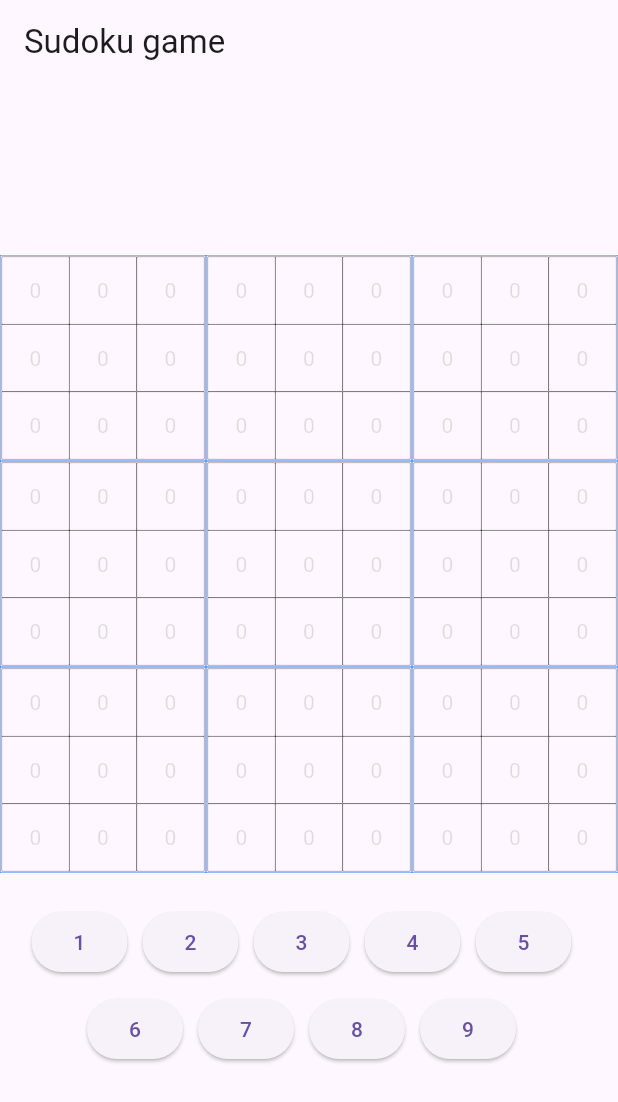
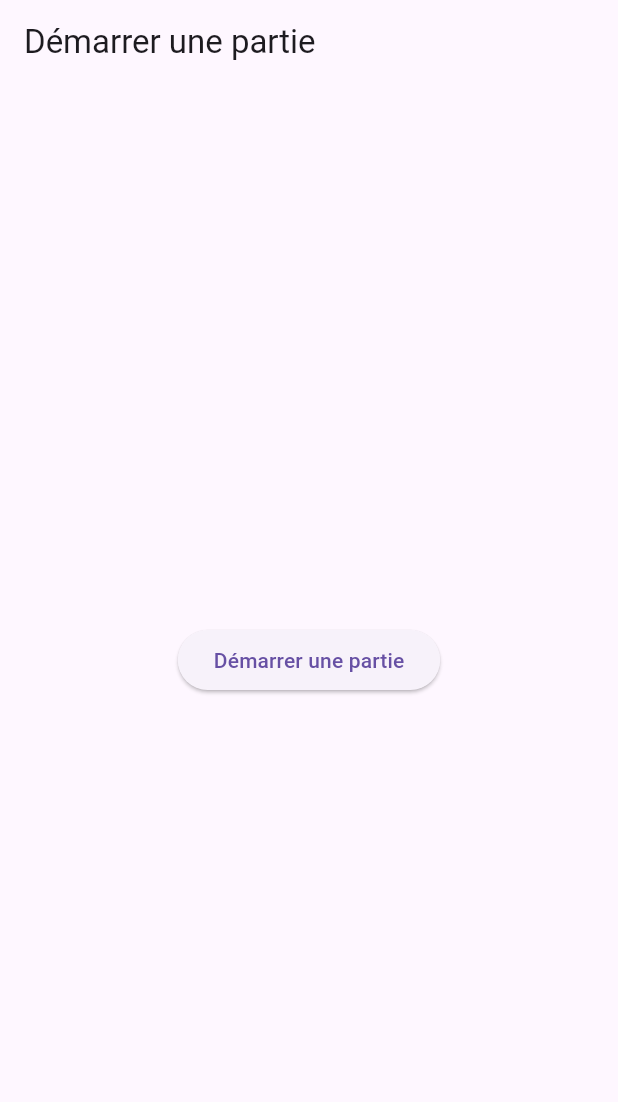
Before and after one commit to UE-DEVOP/flutter-tp-sudoku-Yukams, a Flutter app: the screen it shows after launch, on a phone screen of 412 x 824 dp. Shown: the top 1102 px of the screen. Run offline on Flutter 3.47's test engine with Material 3 defaults, Android fonts, the phone set to English and light mode, and no system bars; our stand-ins replace awesome_snackbar_content, go_router; missing offline and left inert: sudoku_api.

Commit message:
Resolves 8

```diff
--- a/lib/game.dart
+++ b/lib/game.dart
@@ -1,4 +1,5 @@
 import 'package:flutter/material.dart';
+import 'package:go_router/go_router.dart';
 import 'package:sudoku_starter/internal_grid.dart';
 import 'package:sudoku_starter/main.dart';
 
@@ -93,15 +94,15 @@ class _GameState extends State<Game> {
                 );
               }),
             ),
-          ],
+            const SizedBox(height: 10),
+            Row(
+                mainAxisAlignment: MainAxisAlignment.center,
+                children: [
+                  ElevatedButton(onPressed: () => context.go('/end'), child: const Text("Terminer la partie"))])
+              ]
+            ),
         ),
-      ),
-      /*floatingActionButton: FloatingActionButton(
-        onPressed: _incrementCounter,
-        tooltip: 'Increment',
-        child: const Icon(Icons.add),
-      ),*/ // This trailing comma makes auto-formatting nicer for build methods.
-    );
+      );
   }
 
   void changeValue(String v) {
--- a/lib/main.dart
+++ b/lib/main.dart
@@ -1,10 +1,31 @@
 import 'package:flutter/material.dart';
+import 'package:go_router/go_router.dart';
 import 'package:sudoku_starter/game.dart';
 import 'package:sudoku_api/sudoku_api.dart';
 import 'package:sudoku_starter/single_grid.dart';
+import 'package:sudoku_starter/start_game.dart';
+
+import 'end_game.dart';
 
 Puzzle puzzle = Puzzle(PuzzleOptions());
 SingleGridState? selectedGrid;
+
+final GoRouter _router = GoRouter(
+  routes: [
+    GoRoute(
+      path: '/',
+      builder: (context, state) => const StartGame(title: 'Démarrer une partie'),
+    ),
+    GoRoute(
+      path: '/game',
+      builder: (context, state) => const Game(title: 'Sudoku game'),
+    ),
+    GoRoute(
+      path: '/end',
+      builder:  (context, state) => const EndGame(title: 'Fin de partie')
+    )
+  ],
+);
 
 void setSelectedGrid(SingleGridState? grid) {
   if(selectedGrid != null) {
@@ -29,8 +50,12 @@ class MyApp extends StatelessWidget {
   // This widget is the root of your application.
   @override
   Widget build(BuildContext context) {
+    return MaterialApp.router(
+      routerConfig: _router,
+    );
+
     return MaterialApp(
-      title: 'Flutter Demo',
+      title: 'Sudoku Game',
       theme: ThemeData(
         // This is the theme of your application.
         //
--- /dev/null
+++ b/lib/start_game.dart
@@ -0,0 +1,43 @@
+import 'package:flutter/material.dart';
+import 'package:go_router/go_router.dart';
+
+class StartGame extends StatefulWidget {
+  const StartGame({Key? key, required this.title}) : super(key: key);
+
+  // This widget is the home page of your application. It is stateful, meaning
+  // that it has a State object (defined below) that contains fields that affect
+  // how it looks.
+
+  // This class is the configuration for the state. It holds the values (in this
+  // case the title) provided by the parent (in this case the App widget) and
+  // used by the build method of the State. Fields in a Widget subclass are
+  // always marked "final".
+
+  final String title;
+
+  @override
+  State<StartGame> createState() => _StartGameState();
+}
+
+class _StartGameState extends State<StartGame> {
+  @override
+  Widget build(BuildContext context) {
+    return Scaffold(
+      appBar: AppBar(
+        // Here we take the value from the MyHomePage object that was created by
+        // the App.build method, and use it to set our appbar title.
+        title: Text(widget.title),
+      ),
+      body: Center(
+        // Center is a layout widget. It takes a single child and positions it
+        // in the middle of the parent.
+        child: ElevatedButton(onPressed: () => context.go('/game'), child: const Text("Démarrer une partie"),),
+      ),
+      /*floatingActionButton: FloatingActionButton(
+        onPressed: _incrementCounter,
+        tooltip: 'Increment',
+        child: const Icon(Icons.add),
+      ),*/ // This trailing comma makes auto-formatting nicer for build methods.
+    );
+  }
+}
```
Also changed, not shown: lib/end_game.dart (added, +43 -0 lines).
